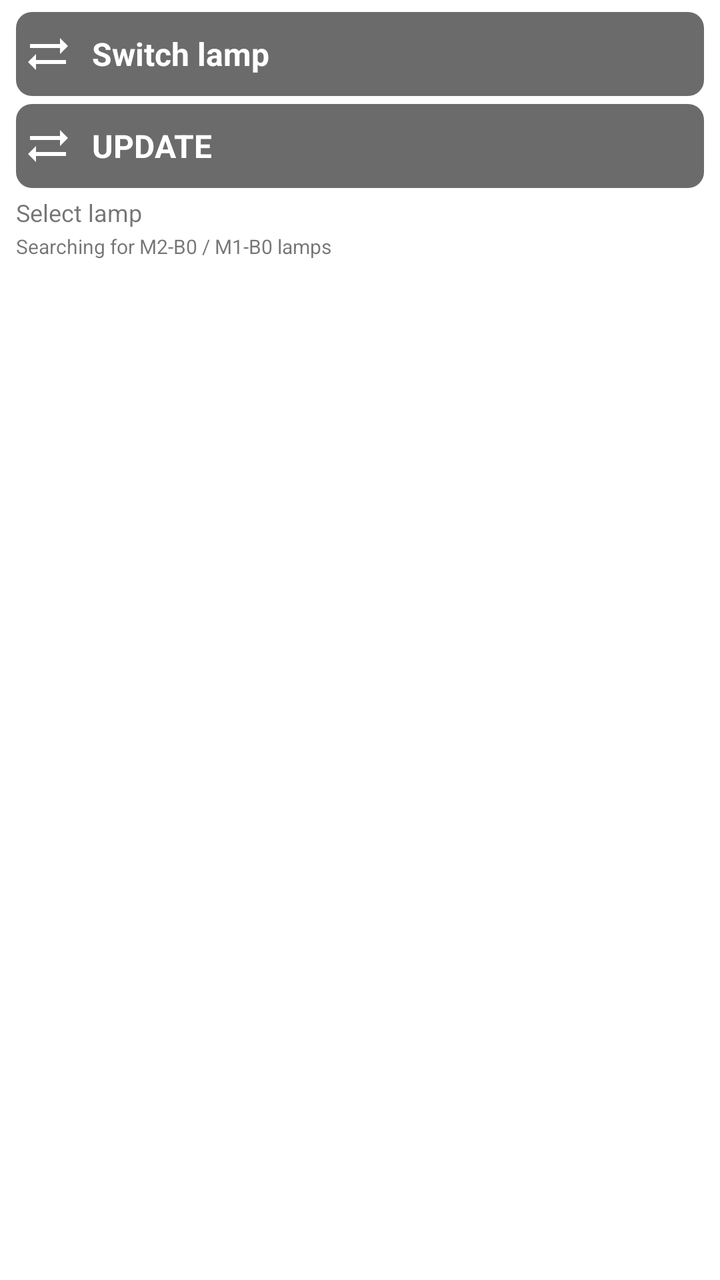
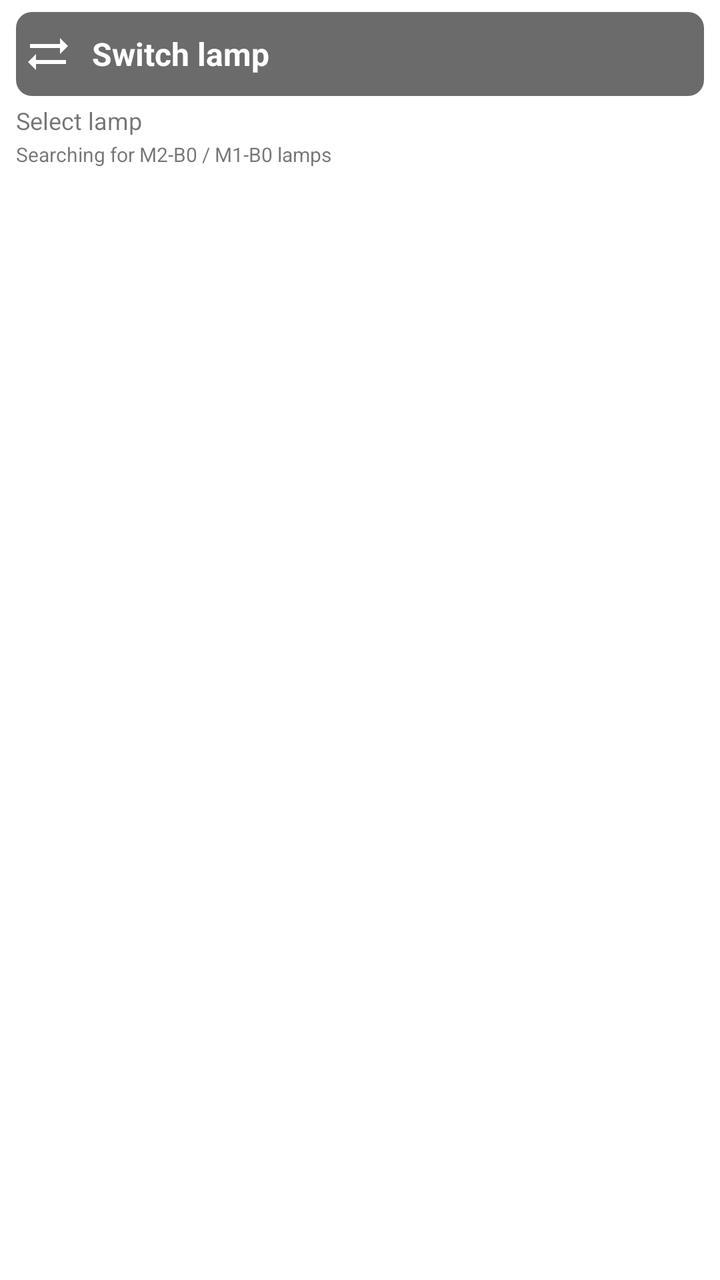

Screens rendered from an Android XML layout before and after an edit, with the pre-edit source and the edit as a unified diff.
<!-- AndroidManifest.xml: activity theme Theme.KarooMagicshineControls -->
<!-- res/layout/activity_main.xml -->
<?xml version="1.0" encoding="utf-8"?>
<ScrollView xmlns:android="http://schemas.android.com/apk/res/android"
    android:layout_width="match_parent"
    android:layout_height="match_parent"
    android:fillViewport="true"
    android:scrollbars="none">

    <LinearLayout
        android:layout_width="match_parent"
        android:layout_height="wrap_content"
        android:orientation="vertical"
        android:paddingStart="8dp"
        android:paddingTop="6dp"
        android:paddingEnd="8dp"
        android:paddingBottom="8dp">

        <LinearLayout
            android:id="@+id/btnChangeLamp"
            android:layout_width="match_parent"
            android:layout_height="42dp"
            android:background="@drawable/bg_lamp_switch"
            android:clickable="true"
            android:focusable="true"
            android:foreground="?attr/selectableItemBackground"
            android:gravity="center_vertical"
            android:orientation="horizontal"
            android:paddingStart="4dp"
            android:paddingEnd="4dp">

            <ImageView
                android:id="@+id/imgChangeLamp"
                android:layout_width="24dp"
                android:layout_height="24dp"
                android:contentDescription="@null"
                android:src="@drawable/ic_sync_alt"
                android:tint="#FFFFFFFF" />

            <TextView
                android:id="@+id/txtChangeLampLabel"
                android:layout_width="0dp"
                android:layout_height="wrap_content"
                android:layout_marginStart="10dp"
                android:layout_weight="1"
                android:ellipsize="end"
                android:maxLines="1"
                android:text="Switch lamp"
                android:textColor="#FFFFFFFF"
                android:textSize="16sp"
                android:textStyle="bold" />
        </LinearLayout>

        <LinearLayout
            android:id="@+id/btnUpdate"
            android:layout_width="match_parent"
            android:layout_height="42dp"
            android:layout_marginTop="4dp"
            android:background="@drawable/bg_lamp_switch"
            android:clickable="true"
            android:focusable="true"
            android:foreground="?attr/selectableItemBackground"
            android:gravity="center_vertical"
            android:orientation="horizontal"
            android:paddingStart="4dp"
            android:paddingEnd="4dp">

            <ImageView
                android:layout_width="24dp"
                android:layout_height="24dp"
                android:contentDescription="@null"
                android:src="@drawable/ic_sync_alt"
                android:tint="#FFFFFFFF" />

            <TextView
                android:layout_width="wrap_content"
                android:layout_height="wrap_content"
                android:layout_marginStart="10dp"
                android:text="UPDATE"
                android:textColor="#FFFFFFFF"
                android:textSize="16sp"
                android:textStyle="bold" />
        </LinearLayout>

        <LinearLayout
            android:id="@+id/lampChooserGate"
            android:layout_width="match_parent"
            android:layout_height="wrap_content"
            android:layout_marginTop="4dp"
            android:orientation="vertical">

            <TextView
                android:id="@+id/txtChooserTitle"
                android:layout_width="match_parent"
                android:layout_height="wrap_content"
                android:text="Select lamp"
                android:textSize="12sp" />

            <TextView
                android:id="@+id/txtChooserHint"
                android:layout_width="match_parent"
                android:layout_height="wrap_content"
                android:layout_marginTop="2dp"
                android:text="Searching for M2-B0 / M1-B0 lamps"
                android:textSize="10sp" />

            <LinearLayout
                android:id="@+id/layoutLampCandidates"
                android:layout_width="match_parent"
                android:layout_height="wrap_content"
                android:layout_marginTop="4dp"
                android:orientation="vertical" />
        </LinearLayout>

        <LinearLayout
            android:id="@+id/layoutControlPanel"
            android:layout_width="match_parent"
            android:layout_height="wrap_content"
            android:orientation="vertical"
            android:visibility="gone">

            <LinearLayout
                android:layout_width="match_parent"
                android:layout_height="wrap_content"
                android:layout_marginTop="4dp"
                android:orientation="horizontal">

                <LinearLayout
                    android:layout_width="0dp"
                    android:layout_height="56dp"
                    android:layout_marginEnd="3dp"
                    android:layout_weight="1"
                    android:background="@drawable/bg_lamp_switch"
                    android:gravity="center"
                    android:orientation="vertical"
                    android:paddingStart="2dp"
                    android:paddingEnd="2dp">

                    <TextView
                        android:layout_width="wrap_content"
                        android:layout_height="wrap_content"
                    android:text="BATTERY"
                        android:textColor="#FFFFFFFF"
                        android:textSize="12sp"
                        android:textStyle="bold" />

                    <TextView
                        android:id="@+id/txtBattery"
                        android:layout_width="wrap_content"
                        android:layout_height="wrap_content"
                        android:layout_marginTop="1dp"
                        android:text="?"
                        android:textColor="#FFFFFFFF"
                        android:textSize="22sp"
                        android:textStyle="bold" />
                </LinearLayout>

                <LinearLayout
                    android:layout_width="0dp"
                    android:layout_height="56dp"
                    android:layout_marginStart="3dp"
                    android:layout_weight="1"
                    android:background="@drawable/bg_lamp_switch"
                    android:gravity="center"
                    android:orientation="vertical"
                    android:paddingStart="2dp"
                    android:paddingEnd="2dp">

                    <TextView
                        android:layout_width="wrap_content"
                        android:layout_height="wrap_content"
                        android:text="TEMP"
                        android:textColor="#FFFFFFFF"
                        android:textSize="12sp"
                        android:textStyle="bold" />

                    <TextView
                        android:id="@+id/txtTemperature"
                        android:layout_width="wrap_content"
                        android:layout_height="wrap_content"
                        android:layout_marginTop="1dp"
                        android:text="?"
                        android:textColor="#FFFFFFFF"
                        android:textSize="22sp"
                        android:textStyle="bold" />
                </LinearLayout>
            </LinearLayout>

            <LinearLayout
                android:id="@+id/btnConnect"
                android:layout_width="match_parent"
                android:layout_height="60dp"
                android:layout_marginTop="4dp"
                android:background="@drawable/bg_connect_idle"
                android:clickable="true"
                android:focusable="true"
                android:foreground="?attr/selectableItemBackground"
                android:gravity="center"
                android:orientation="vertical"
                android:paddingStart="2dp"
                android:paddingEnd="2dp">

                <TextView
                    android:id="@+id/txtConnectLabel"
                    android:layout_width="wrap_content"
                    android:layout_height="wrap_content"
                    android:text="CONNECT"
                    android:textColor="#FFFFFFFF"
                    android:textSize="20sp"
                    android:textStyle="bold" />

                <TextView
                    android:id="@+id/txtConnectState"
                    android:layout_width="wrap_content"
                    android:layout_height="wrap_content"
                    android:layout_marginTop="2dp"
                    android:text="searching"
                    android:textColor="#FFF3E0"
                    android:textSize="13sp"
                    android:textStyle="bold" />
            </LinearLayout>

            <LinearLayout
                android:layout_width="match_parent"
                android:layout_height="wrap_content"
                android:layout_marginTop="4dp"
                android:orientation="horizontal">

                <LinearLayout
                    android:id="@+id/btnModule1"
                    android:layout_width="0dp"
                    android:layout_height="48dp"
                    android:layout_marginEnd="2dp"
                    android:layout_weight="1"
                    android:background="@drawable/bg_module_selected"
                    android:clickable="true"
                    android:focusable="true"
                    android:foreground="?attr/selectableItemBackground"
                    android:gravity="center"
                    android:orientation="horizontal"
                    android:paddingStart="3dp"
                    android:paddingEnd="3dp">

                    <ImageView
                        android:id="@+id/imgModule1"
                        android:layout_width="25dp"
                        android:layout_height="25dp"
                        android:contentDescription="@null"
                        android:src="@drawable/ic_flashlight_on"
                        android:tint="#FFFFFFFF" />

                    <TextView
                        android:id="@+id/txtModule1"
                        android:layout_width="wrap_content"
                        android:layout_height="wrap_content"
                        android:layout_marginStart="4dp"
                        android:text="LOW"
                        android:textColor="#FFFFFFFF"
                        android:textSize="16sp"
                        android:textStyle="bold" />
                </LinearLayout>

                <LinearLayout
                    android:id="@+id/btnModule2"
                    android:layout_width="0dp"
                    android:layout_height="48dp"
                    android:layout_marginStart="2dp"
                    android:layout_marginEnd="2dp"
                    android:layout_weight="1"
                    android:background="@drawable/bg_module_idle"
                    android:clickable="true"
                    android:focusable="true"
                    android:foreground="?attr/selectableItemBackground"
                    android:gravity="center"
                    android:orientation="horizontal"
                    android:paddingStart="3dp"
                    android:paddingEnd="3dp">

                    <ImageView
                        android:id="@+id/imgModule2"
                        android:layout_width="25dp"
                        android:layout_height="25dp"
                        android:contentDescription="@null"
                        android:src="@drawable/ic_flash_on"
                        android:tint="#FFFFFFFF" />

                    <TextView
                        android:id="@+id/txtModule2"
                        android:layout_width="wrap_content"
                        android:layout_height="wrap_content"
                        android:layout_marginStart="4dp"
                        android:text="HIGH"
                        android:textColor="#FFFFFFFF"
                        android:textSize="16sp"
                        android:textStyle="bold" />
                </LinearLayout>

                <LinearLayout
                    android:id="@+id/btnOff"
                    android:layout_width="0dp"
                    android:layout_height="48dp"
                    android:layout_marginStart="2dp"
                    android:layout_weight="1"
                    android:background="@drawable/bg_module_idle"
                    android:clickable="true"
                    android:focusable="true"
                    android:foreground="?attr/selectableItemBackground"
                    android:gravity="center"
                    android:orientation="horizontal"
                    android:paddingStart="3dp"
                    android:paddingEnd="3dp">

                    <ImageView
                        android:id="@+id/imgOff"
                        android:layout_width="25dp"
                        android:layout_height="25dp"
                        android:contentDescription="@null"
                        android:src="@drawable/ic_power_settings_new"
                        android:tint="#FFFFFFFF" />

                    <TextView
                        android:id="@+id/txtOff"
                        android:layout_width="wrap_content"
                        android:layout_height="wrap_content"
                        android:layout_marginStart="4dp"
                        android:text="OFF"
                        android:textColor="#FFFFFFFF"
                        android:textSize="16sp"
                        android:textStyle="bold" />
                </LinearLayout>
            </LinearLayout>

            <LinearLayout
                android:layout_width="match_parent"
                android:layout_height="wrap_content"
                android:layout_marginTop="4dp"
                android:orientation="horizontal">

                <LinearLayout
                    android:id="@+id/btnLevel25"
                    android:layout_width="0dp"
                    android:layout_height="44dp"
                    android:layout_marginEnd="2dp"
                    android:layout_weight="1"
                    android:background="@drawable/bg_lamp_switch"
                    android:clickable="true"
                    android:focusable="true"
                    android:foreground="?attr/selectableItemBackground"
                    android:gravity="center"
                    android:orientation="vertical">

                    <TextView
                        android:layout_width="wrap_content"
                        android:layout_height="wrap_content"
                        android:text="25"
                        android:textColor="#FFFFFFFF"
                        android:textSize="22sp"
                        android:textStyle="bold" />
                </LinearLayout>

                <LinearLayout
                    android:id="@+id/btnLevel50"
                    android:layout_width="0dp"
                    android:layout_height="44dp"
                    android:layout_marginStart="2dp"
                    android:layout_marginEnd="2dp"
                    android:layout_weight="1"
                    android:background="@drawable/bg_lamp_switch"
                    android:clickable="true"
                    android:focusable="true"
                    android:foreground="?attr/selectableItemBackground"
                    android:gravity="center"
                    android:orientation="vertical">

                    <TextView
                        android:layout_width="wrap_content"
                        android:layout_height="wrap_content"
                        android:text="50"
                        android:textColor="#FFFFFFFF"
                        android:textSize="22sp"
                        android:textStyle="bold" />
                </LinearLayout>

                <LinearLayout
                    android:id="@+id/btnLevel75"
                    android:layout_width="0dp"
                    android:layout_height="44dp"
                    android:layout_marginStart="2dp"
                    android:layout_marginEnd="2dp"
                    android:layout_weight="1"
                    android:background="@drawable/bg_lamp_switch"
                    android:clickable="true"
                    android:focusable="true"
                    android:foreground="?attr/selectableItemBackground"
                    android:gravity="center"
                    android:orientation="vertical">

                    <TextView
                        android:layout_width="wrap_content"
                        android:layout_height="wrap_content"
                        android:text="75"
                        android:textColor="#FFFFFFFF"
                        android:textSize="22sp"
                        android:textStyle="bold" />
                </LinearLayout>

                <LinearLayout
                    android:id="@+id/btnLevel100"
                    android:layout_width="0dp"
                    android:layout_height="44dp"
                    android:layout_marginStart="2dp"
                    android:layout_weight="1"
                    android:background="@drawable/bg_lamp_switch"
                    android:clickable="true"
                    android:focusable="true"
                    android:foreground="?attr/selectableItemBackground"
                    android:gravity="center"
                    android:orientation="vertical">

                    <TextView
                        android:layout_width="wrap_content"
                        android:layout_height="wrap_content"
                        android:text="100"
                        android:textColor="#FFFFFFFF"
                        android:textSize="22sp"
                        android:textStyle="bold" />
                </LinearLayout>
            </LinearLayout>

            <LinearLayout
                android:layout_width="match_parent"
                android:layout_height="wrap_content"
                android:layout_marginTop="4dp"
                android:orientation="horizontal">

                <LinearLayout
                    android:id="@+id/btnSos"
                    android:layout_width="0dp"
                    android:layout_height="44dp"
                    android:layout_marginEnd="3dp"
                    android:layout_weight="1"
                    android:background="@drawable/bg_lamp_switch"
                    android:clickable="true"
                    android:focusable="true"
                    android:foreground="?attr/selectableItemBackground"
                    android:gravity="center"
                    android:orientation="horizontal">

                    <ImageView
                        android:layout_width="22dp"
                        android:layout_height="22dp"
                        android:contentDescription="@null"
                        android:src="@drawable/ic_e911_emergency"
                        android:tint="#FFFFFFFF" />

                    <TextView
                        android:layout_width="wrap_content"
                        android:layout_height="wrap_content"
                        android:layout_marginStart="6dp"
                        android:text="SOS"
                        android:textColor="#FFFFFFFF"
                        android:textSize="20sp"
                        android:textStyle="bold" />
                </LinearLayout>

                <LinearLayout
                    android:id="@+id/btnBlitz"
                    android:layout_width="0dp"
                    android:layout_height="44dp"
                    android:layout_marginStart="3dp"
                    android:layout_weight="1"
                    android:background="@drawable/bg_lamp_switch"
                    android:clickable="true"
                    android:focusable="true"
                    android:foreground="?attr/selectableItemBackground"
                    android:gravity="center"
                    android:orientation="horizontal">

                    <ImageView
                        android:layout_width="22dp"
                        android:layout_height="22dp"
                        android:contentDescription="@null"
                        android:src="@drawable/ic_flash_on"
                        android:tint="#FFFFFFFF" />

                    <TextView
                        android:layout_width="wrap_content"
                        android:layout_height="wrap_content"
                        android:layout_marginStart="6dp"
                        android:text="FLASH"
                        android:textColor="#FFFFFFFF"
                        android:textSize="20sp"
                        android:textStyle="bold" />
                </LinearLayout>
            </LinearLayout>

            <LinearLayout
                android:id="@+id/btnDisconnect"
                android:layout_width="match_parent"
                android:layout_height="48dp"
                android:layout_marginTop="4dp"
                android:background="@drawable/bg_lamp_switch"
                android:clickable="true"
                android:focusable="true"
                android:foreground="?attr/selectableItemBackground"
                android:gravity="center"
                android:orientation="horizontal">

                <ImageView
                    android:layout_width="22dp"
                    android:layout_height="22dp"
                    android:contentDescription="@null"
                    android:src="@drawable/ic_link_off"
                    android:tint="#FFFFFFFF" />

                <TextView
                    android:layout_width="wrap_content"
                    android:layout_height="wrap_content"
                    android:layout_marginStart="8dp"
                    android:text="DISCONNECT"
                    android:textColor="#FFFFFFFF"
                    android:textSize="20sp"
                    android:textStyle="bold" />
            </LinearLayout>
        </LinearLayout>

    </LinearLayout>
</ScrollView>
<!-- resources referenced by this layout -->
<resources>
  <!-- drawable bg_connect_idle (drawable) -->
  <?xml version="1.0" encoding="utf-8"?>
  <shape xmlns:android="http://schemas.android.com/apk/res/android">
      <solid android:color="@color/karoo_ui_card" />
      <corners android:radius="8dp" />
  </shape>
  <!-- drawable bg_lamp_switch (drawable) -->
  <?xml version="1.0" encoding="utf-8"?>
  <shape xmlns:android="http://schemas.android.com/apk/res/android">
      <solid android:color="@color/karoo_ui_card" />
      <corners android:radius="8dp" />
  </shape>
  <!-- drawable bg_module_idle (drawable) -->
  <?xml version="1.0" encoding="utf-8"?>
  <shape xmlns:android="http://schemas.android.com/apk/res/android">
      <solid android:color="@color/karoo_ui_card" />
      <corners android:radius="8dp" />
  </shape>
  <!-- drawable bg_module_selected (drawable) -->
  <?xml version="1.0" encoding="utf-8"?>
  <shape xmlns:android="http://schemas.android.com/apk/res/android">
      <solid android:color="@color/karoo_ui_green_dark" />
      <corners android:radius="8dp" />
  </shape>
  <!-- drawable ic_e911_emergency (drawable) -->
  <?xml version="1.0" encoding="utf-8"?>
  <vector xmlns:android="http://schemas.android.com/apk/res/android"
      android:width="24dp"
      android:height="24dp"
      android:viewportWidth="24"
      android:viewportHeight="24">
      <path
          android:fillColor="#FFFFFFFF"
          android:pathData="M20.79,9.23l-2,-3.46L14,8.54V3h-4v5.54L5.21,5.77l-2,3.46L8,12l-4.79,2.77l2,3.46L10,15.46V21h4v-5.54l4.79,2.77l2,-3.46L16,12z" />
  </vector>
  <!-- drawable ic_flash_on (drawable) -->
  <?xml version="1.0" encoding="utf-8"?>
  <vector xmlns:android="http://schemas.android.com/apk/res/android"
      android:width="24dp"
      android:height="24dp"
      android:viewportWidth="24"
      android:viewportHeight="24">
      <path
          android:fillColor="#FFFFFFFF"
          android:pathData="M7,2v11h3v9l7,-12h-4l4,-8z" />
  </vector>
  <!-- drawable ic_flashlight_on (drawable) -->
  <?xml version="1.0" encoding="utf-8"?>
  <vector xmlns:android="http://schemas.android.com/apk/res/android"
      android:width="24dp"
      android:height="24dp"
      android:viewportWidth="24"
      android:viewportHeight="24">
      <path
          android:fillColor="#FFFFFFFF"
          android:pathData="M6,2h12v3H6zM6,7v1l2,3v11h8V11l2,-3V7H6zM12,15.5c-0.83,0 -1.5,-0.67 -1.5,-1.5s0.67,-1.5 1.5,-1.5s1.5,0.67 1.5,1.5s-0.67,1.5 -1.5,1.5z" />
  </vector>
  <!-- drawable ic_power_settings_new (drawable) -->
  <?xml version="1.0" encoding="utf-8"?>
  <vector xmlns:android="http://schemas.android.com/apk/res/android"
      android:width="24dp"
      android:height="24dp"
      android:viewportWidth="24"
      android:viewportHeight="24">
      <path
          android:fillColor="#FFFFFFFF"
          android:pathData="M13,3h-2v10h2V3zM17.83,5.17l-1.42,1.42A6.92,6.92 0,0 1,19 12c0,3.87 -3.13,7 -7,7A6.995,6.995 0,0 1,7.58 6.58L6.17,5.17A8.932,8.932 0,0 0,3 12a9,9 0,0 0,18 0c0,-2.74 -1.23,-5.18 -3.17,-6.83z" />
  </vector>
  <!-- drawable ic_sync_alt (drawable) -->
  <?xml version="1.0" encoding="utf-8"?>
  <vector xmlns:android="http://schemas.android.com/apk/res/android"
      android:width="24dp"
      android:height="24dp"
      android:viewportWidth="24"
      android:viewportHeight="24">
      <path
          android:fillColor="#FFFFFFFF"
          android:pathData="M18,12l4,-4l-4,-4v3H3v2h15zM6,12l-4,4l4,4v-3h15v-2H6z" />
  </vector>
  <color name="karoo_ui_card">#FF6B6B6B</color>
  <color name="karoo_ui_green_dark">#FF18B987</color>
  <color name="karoo_dark">#FF1A1A1A</color>
  <color name="white">#FFFFFFFF</color>
  <color name="teal_200">#FF03DAC5</color>
  <color name="teal_700">#FF018786</color>
  <color name="black">#FF000000</color>
</resources>

<!-- the commit's change to res/layout/activity_main.xml (unified diff, before → after) -->
@@ -50,37 +50,6 @@
         </LinearLayout>
 
         <LinearLayout
-            android:id="@+id/btnUpdate"
-            android:layout_width="match_parent"
-            android:layout_height="42dp"
-            android:layout_marginTop="4dp"
-            android:background="@drawable/bg_lamp_switch"
-            android:clickable="true"
-            android:focusable="true"
-            android:foreground="?attr/selectableItemBackground"
-            android:gravity="center_vertical"
-            android:orientation="horizontal"
-            android:paddingStart="4dp"
-            android:paddingEnd="4dp">
-
-            <ImageView
-                android:layout_width="24dp"
-                android:layout_height="24dp"
-                android:contentDescription="@null"
-                android:src="@drawable/ic_sync_alt"
-                android:tint="#FFFFFFFF" />
-
-            <TextView
-                android:layout_width="wrap_content"
-                android:layout_height="wrap_content"
-                android:layout_marginStart="10dp"
-                android:text="UPDATE"
-                android:textColor="#FFFFFFFF"
-                android:textSize="16sp"
-                android:textStyle="bold" />
-        </LinearLayout>
-
-        <LinearLayout
             android:id="@+id/lampChooserGate"
             android:layout_width="match_parent"
             android:layout_height="wrap_content"
